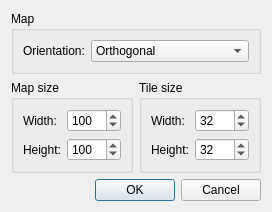
This is branches/unstable/Tools/tiled-qt-0.4.0/src/newmapdialog.ui in KaraJ/conpenguum as Qt 5 draws it before an edit. The edited form follows.
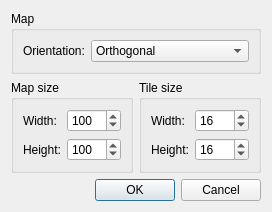
This is the edited form.

What changed in the file:
```diff
--- a/branches/unstable/Tools/tiled-qt-0.4.0/src/newmapdialog.ui
+++ b/branches/unstable/Tools/tiled-qt-0.4.0/src/newmapdialog.ui
@@ -6,8 +6,8 @@
    <rect>
     <x>0</x>
     <y>0</y>
-    <width>270</width>
-    <height>201</height>
+    <width>300</width>
+    <height>222</height>
    </rect>
   </property>
   <property name="windowTitle">
@@ -97,7 +97,7 @@
          <number>9999</number>
         </property>
         <property name="value">
-         <number>32</number>
+         <number>16</number>
         </property>
        </widget>
       </item>
@@ -120,7 +120,7 @@
          <number>9999</number>
         </property>
         <property name="value">
-         <number>32</number>
+         <number>16</number>
         </property>
        </widget>
       </item>
@@ -151,7 +151,7 @@
     </widget>
    </item>
    <item row="0" column="0" colspan="2">
-    <widget class="QGroupBox" name="">
+    <widget class="QGroupBox" name="groupBox">
      <property name="title">
       <string>Map</string>
      </property>
```
